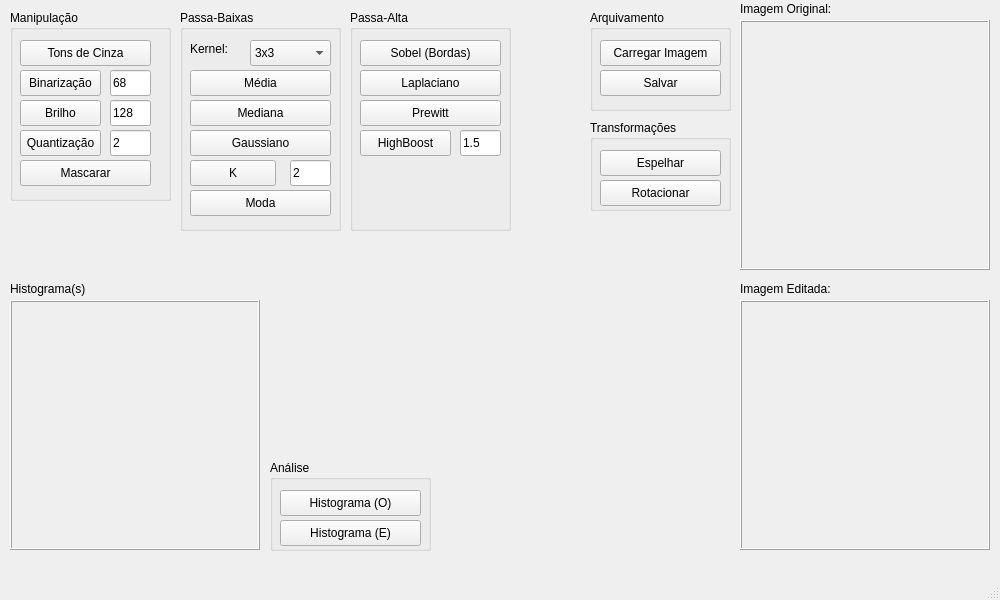
Before: the Qt Designer form mainwindow.ui in broken-usb/pdi-qt, drawn with Qt 5.
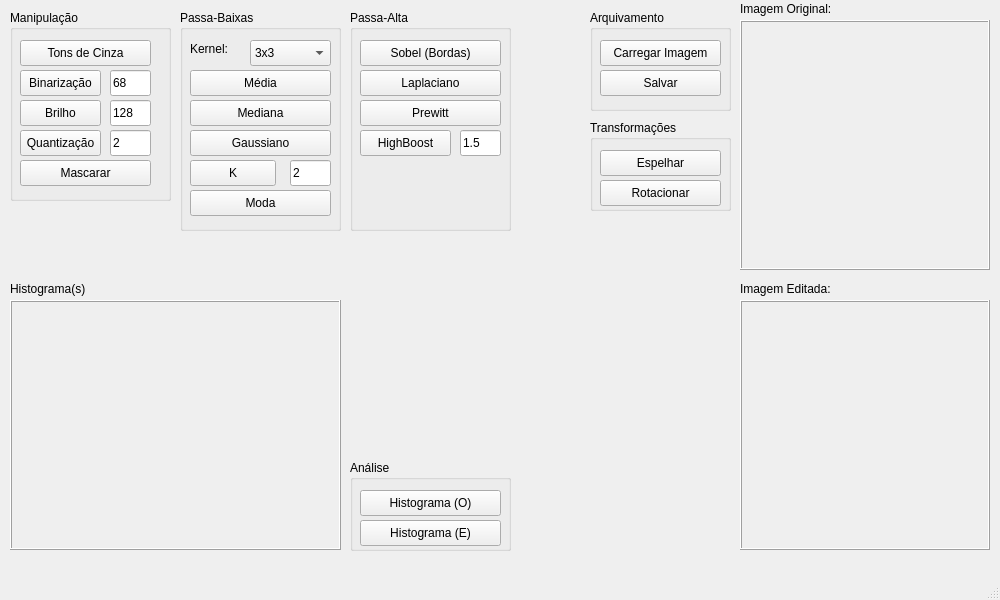
After: the same form once the commit is applied.

Commit message: Ajuste na exibição dos Histogramas

```diff
--- a/mainwindow.ui
+++ b/mainwindow.ui
@@ -119,7 +119,7 @@
      <rect>
       <x>10</x>
       <y>300</y>
-      <width>250</width>
+      <width>331</width>
       <height>250</height>
      </rect>
     </property>
@@ -454,7 +454,7 @@
    <widget class="QGroupBox" name="grpBoxAnalise">
     <property name="geometry">
      <rect>
-      <x>270</x>
+      <x>350</x>
       <y>460</y>
       <width>161</width>
       <height>91</height>
```
